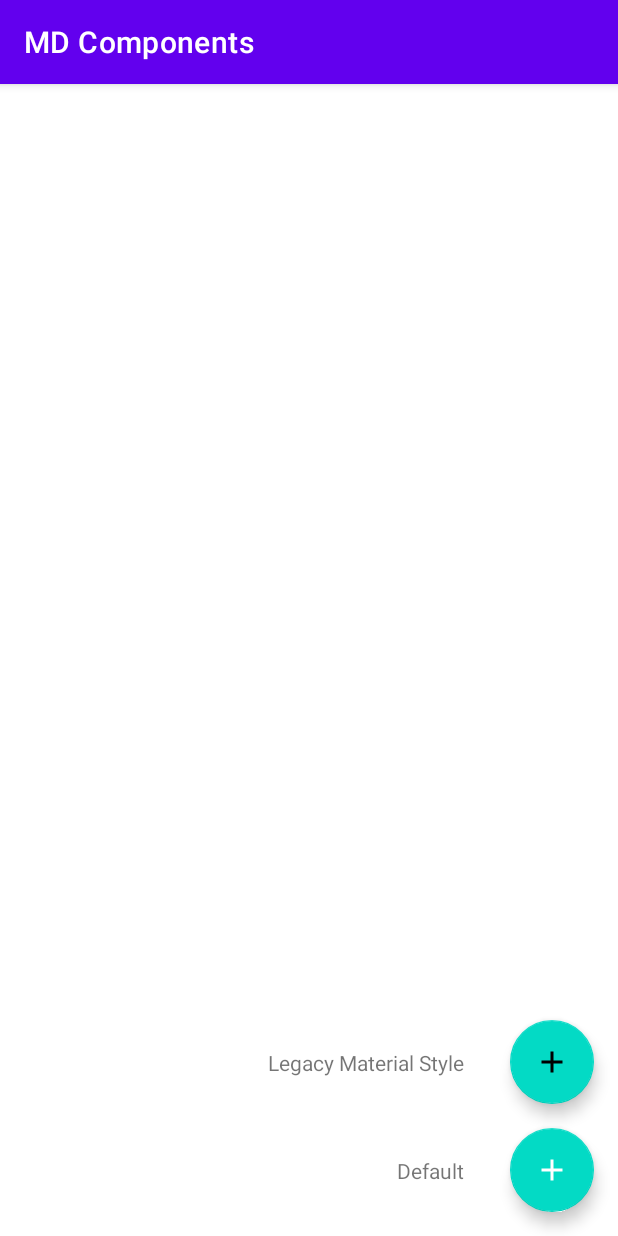
After one commit to JosueRuiz08/MDC, an Android app: the fragment FloatingActionButtonFragment shown on its own in the app's theme, on a phone screen of 412 x 824 dp. The commit adds this screen. Run offline under Robolectric (Android 15) with nearby library versions, the phone set to English and light mode, and no system bars; our stand-ins replace ButterKnife.

Commit message:
Floating Action Button

```diff
--- /dev/null
+++ b/app/src/main/java/com/josue/example/mdcomponents/Fragments/FloatingActionButtonFragment.java
@@ -0,0 +1,90 @@
+package com.josue.example.mdcomponents.Fragments;
+
+import android.os.Bundle;
+
+import androidx.fragment.app.Fragment;
+
+import android.view.LayoutInflater;
+import android.view.View;
+import android.view.ViewGroup;
+
+import com.josue.example.mdcomponents.R;
+import com.josue.example.mdcomponents.utils.Component;
+import com.josue.example.mdcomponents.utils.Constants;
+
+import butterknife.Unbinder;
+
+/**
+ * A simple {@link Fragment} subclass.
+ * Use the {@link FloatingActionButtonFragment#newInstance} factory method to
+ * create an instance of this fragment.
+ */
+public class FloatingActionButtonFragment extends Fragment {
+
+    // TODO: Rename parameter arguments, choose names that match
+    // the fragment initialization parameters, e.g. ARG_ITEM_NUMBER
+    private static final String ARG_PARAM1 = "param1";
+    private static final String ARG_PARAM2 = "param2";
+
+    // TODO: Rename and change types of parameters
+    private String mParam1;
+    private String mParam2;
+
+    public  static final String TAG = "FloatingActionButtonFragment";
+    private static Component mInstance;
+    Unbinder mUnbinder;
+
+    public static Component getItemInstance() {
+        mInstance = new Component();
+        mInstance.setName(TAG);
+        mInstance.setPhotoRes(R.drawable.img_fab_default);
+        mInstance.setType(Constants.STATIC);
+
+        return mInstance;
+    }
+
+    public FloatingActionButtonFragment() {
+        // Required empty public constructor
+    }
+
+    /**
+     * Use this factory method to create a new instance of
+     * this fragment using the provided parameters.
+     *
+     * @param param1 Parameter 1.
+     * @param param2 Parameter 2.
+     * @return A new instance of fragment FloatingActionButtonFragment.
+     */
+    // TODO: Rename and change types and number of parameters
+    public static FloatingActionButtonFragment newInstance(String param1, String param2) {
+        FloatingActionButtonFragment fragment = new FloatingActionButtonFragment();
+        Bundle args = new Bundle();
+        args.putString(ARG_PARAM1, param1);
+        args.putString(ARG_PARAM2, param2);
+        fragment.setArguments(args);
+        return fragment;
+    }
+
+    @Override
+    public void onCreate(Bundle savedInstanceState) {
+        super.onCreate(savedInstanceState);
+        if (getArguments() != null) {
+            mParam1 = getArguments().getString(ARG_PARAM1);
+            mParam2 = getArguments().getString(ARG_PARAM2);
+        }
+    }
+
+    @Override
+    public View onCreateView(LayoutInflater inflater, ViewGroup container,
+                             Bundle savedInstanceState) {
+        // Inflate the layout for this fragment
+        View v = inflater.inflate(R.layout.fragment_floating_action_button, container, false);
+        return v;
+    }
+
+    @Override
+    public void onDestroyView() {
+        super.onDestroyView();
+        mUnbinder.unbind();
+    }
+}
--- a/app/src/main/java/com/josue/example/mdcomponents/MainActivity.java
+++ b/app/src/main/java/com/josue/example/mdcomponents/MainActivity.java
@@ -8,6 +8,7 @@ import android.os.Bundle;
 
 import com.josue.example.mdcomponents.Fragments.ButtonFragment;
 import com.josue.example.mdcomponents.Fragments.BottomNavigationBarFragment;
+import com.josue.example.mdcomponents.Fragments.FloatingActionButtonFragment;
 import com.josue.example.mdcomponents.Fragments.SnackBarFragment;
 import com.josue.example.mdcomponents.Fragments.TextFieldFragment;
 import com.josue.example.mdcomponents.adapters.ComponentAdapter;
@@ -43,6 +44,7 @@ public class MainActivity extends AppCompatActivity implements OnClickListener {
         mAdapter.add(BottomNavigationBarFragment.getItemInstance());
         mAdapter.add(SnackBarFragment.getItemInstance());
         mAdapter.add(TextFieldFragment.getItemInstance());
+        mAdapter.add(FloatingActionButtonFragment.getItemInstance());
     }
 
     private void configRecyclerView() {
--- a/app/src/main/java/com/josue/example/mdcomponents/utils/CommonUtils.java
+++ b/app/src/main/java/com/josue/example/mdcomponents/utils/CommonUtils.java
@@ -5,6 +5,7 @@ import androidx.fragment.app.Fragment;
 
 import com.josue.example.mdcomponents.Fragments.ButtonFragment;
 import com.josue.example.mdcomponents.Fragments.BottomNavigationBarFragment;
+import com.josue.example.mdcomponents.Fragments.FloatingActionButtonFragment;
 import com.josue.example.mdcomponents.Fragments.SnackBarFragment;
 import com.josue.example.mdcomponents.Fragments.TextFieldFragment;
 
@@ -33,6 +34,9 @@ public class CommonUtils {
             case SnackBarFragment.TAG:
                 fragment = new SnackBarFragment();
                 break;
+            case FloatingActionButtonFragment.TAG:
+                fragment = new FloatingActionButtonFragment();
+                break;
         }
         return fragment;
     }
--- /dev/null
+++ b/app/src/main/res/layout/fragment_floating_action_button.xml
@@ -0,0 +1,60 @@
+<?xml version="1.0" encoding="utf-8"?>
+<androidx.constraintlayout.widget.ConstraintLayout xmlns:android="http://schemas.android.com/apk/res/android"
+    xmlns:app="http://schemas.android.com/apk/res-auto"
+    android:id="@+id/containerMain"
+    xmlns:tools="http://schemas.android.com/tools"
+    android:layout_width="match_parent"
+    android:layout_height="match_parent"
+    tools:context=".Fragments.FloatingActionButtonFragment">
+
+    <androidx.constraintlayout.widget.Guideline
+        android:id="@+id/guideline"
+        android:layout_width="wrap_content"
+        android:layout_height="0dp"
+        android:orientation="vertical"
+        app:layout_constraintTop_toTopOf="parent"
+        app:layout_constraintBottom_toBottomOf="parent"
+        app:layout_constraintGuide_percent="0.75"/>
+
+    <com.google.android.material.floatingactionbutton.FloatingActionButton
+        android:id="@+id/fabDefault"
+        android:layout_width="wrap_content"
+        android:layout_height="wrap_content"
+        android:layout_margin="@dimen/common_padding_default"
+        android:src="@drawable/ic_add"
+        app:tint="@color/white"
+        app:layout_constraintEnd_toEndOf="parent"
+        app:layout_constraintBottom_toBottomOf="parent"
+        style="@style/Widget.MaterialComponents.FloatingActionButton"/>
+
+    <TextView
+        android:id="@+id/tvDefault"
+        android:layout_width="wrap_content"
+        android:layout_height="wrap_content"
+        android:text="@string/status_default"
+        app:layout_constraintEnd_toStartOf="@+id/guideline"
+        app:layout_constraintTop_toTopOf="@+id/fabDefault"
+        app:layout_constraintBottom_toBottomOf="@+id/fabDefault"/>
+
+    <com.google.android.material.floatingactionbutton.FloatingActionButton
+        android:id="@+id/fabLegacy"
+        android:layout_width="wrap_content"
+        android:layout_height="wrap_content"
+        android:layout_margin="@dimen/common_padding_default"
+        android:src="@drawable/ic_add"
+        app:tint="@color/black"
+        app:layout_constraintEnd_toEndOf="parent"
+        app:layout_constraintBottom_toTopOf="@+id/fabDefault"
+        style="@style/Widget.Design.FloatingActionButton"/>
+
+    <TextView
+        android:id="@+id/tvLegacy"
+        android:layout_width="wrap_content"
+        android:layout_height="wrap_content"
+        android:text="@string/status_legacy_style"
+        app:layout_constraintEnd_toStartOf="@+id/guideline"
+        app:layout_constraintTop_toTopOf="@+id/fabLegacy"
+        app:layout_constraintBottom_toBottomOf="@+id/fabLegacy"/>
+
+
+</androidx.constraintlayout.widget.ConstraintLayout>
```
